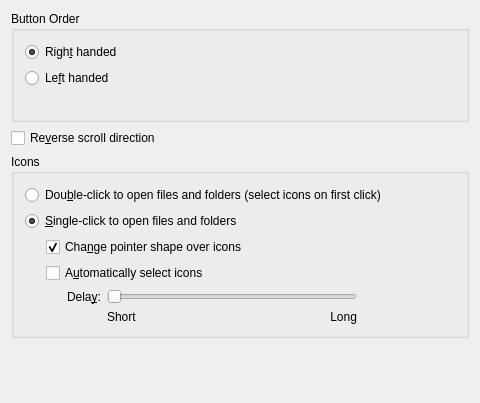
Above: kcontrol/input/kmousedlg.ui from mgottschlag/kwin-tiling before the change. Below: the same form after it.
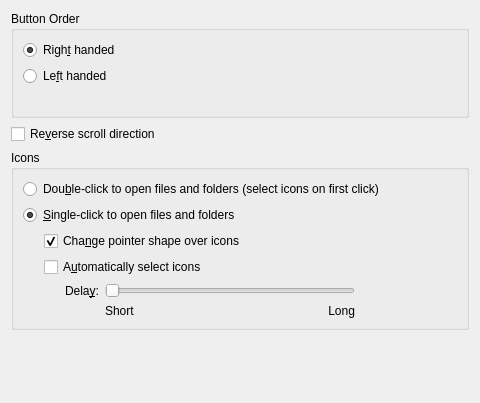
That is the form after the change.

Patch:
```diff
--- a/kcontrol/input/kmousedlg.ui
+++ b/kcontrol/input/kmousedlg.ui
@@ -285,8 +285,6 @@
    </item>
   </layout>
  </widget>
- <layoutdefault spacing="6" margin="11" />
- <layoutfunction spacing="KDialog::spacingHint" margin="KDialog::marginHint" />
   <tabstops>
   <tabstop>rightHanded</tabstop>
   <tabstop>leftHanded</tabstop>
```
